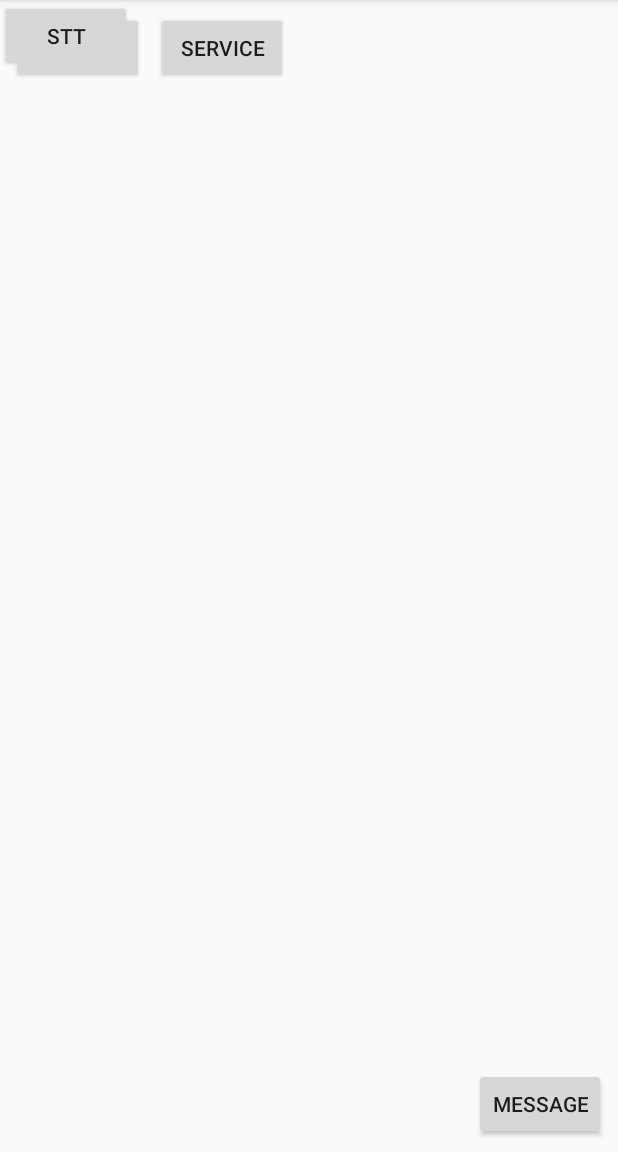
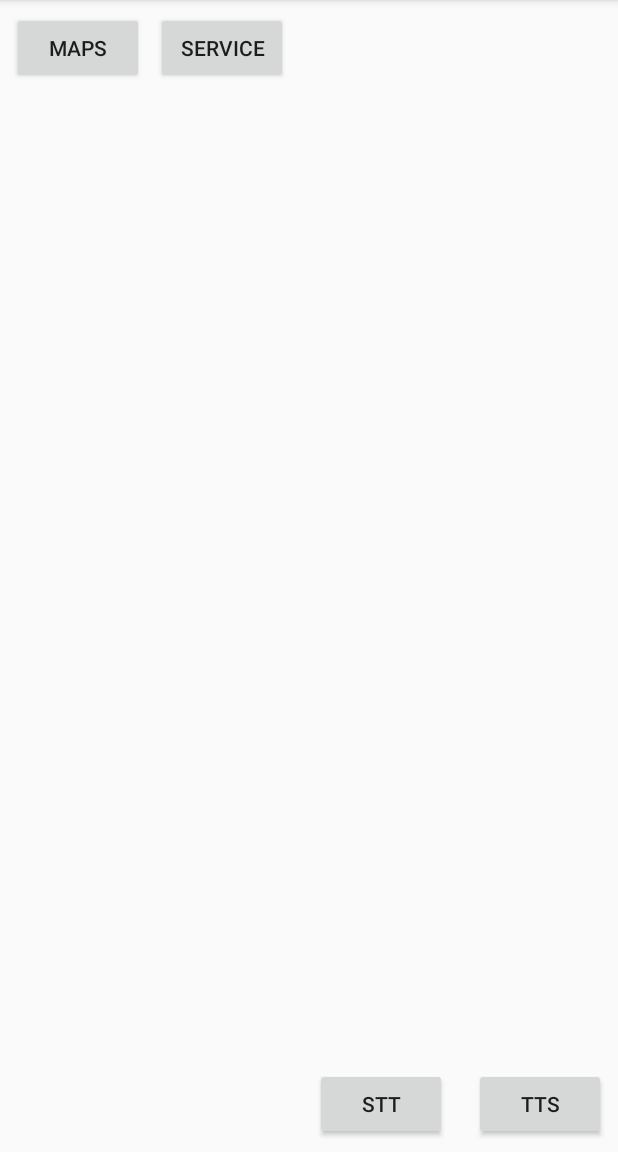
Before and after one commit to deleonAndroid3/Undivided, an Android app: the screen it shows after launch (MainActivity), on a phone screen of 412 x 824 dp, the part 84-1236 px from its top. Run offline under Robolectric (Android 15) with nearby library versions, the phone set to English and light mode, and no system bars.

Commit message:
Change layout

```diff
--- a/app/src/main/res/layout/activity_main.xml
+++ b/app/src/main/res/layout/activity_main.xml
@@ -32,7 +32,7 @@
         android:layout_height="wrap_content"
         android:layout_marginBottom="8dp"
         android:layout_marginRight="8dp"
-        android:text="MESSAGE"
+        android:text="TTS"
         app:layout_constraintBottom_toBottomOf="parent"
         app:layout_constraintRight_toRightOf="parent" />
 
@@ -41,7 +41,12 @@
         android:layout_width="wrap_content"
         android:layout_height="wrap_content"
         android:text="STT"
-        tools:layout_editor_absoluteX="192dp"
-        tools:layout_editor_absoluteY="455dp" />
+        android:layout_marginLeft="8dp"
+        app:layout_constraintLeft_toLeftOf="parent"
+        app:layout_constraintBottom_toBottomOf="parent"
+        android:layout_marginBottom="8dp"
+        app:layout_constraintRight_toLeftOf="@+id/btnMessage"
+        android:layout_marginRight="8dp"
+        app:layout_constraintHorizontal_bias="0.953" />
 
 </android.support.constraint.ConstraintLayout>
```
